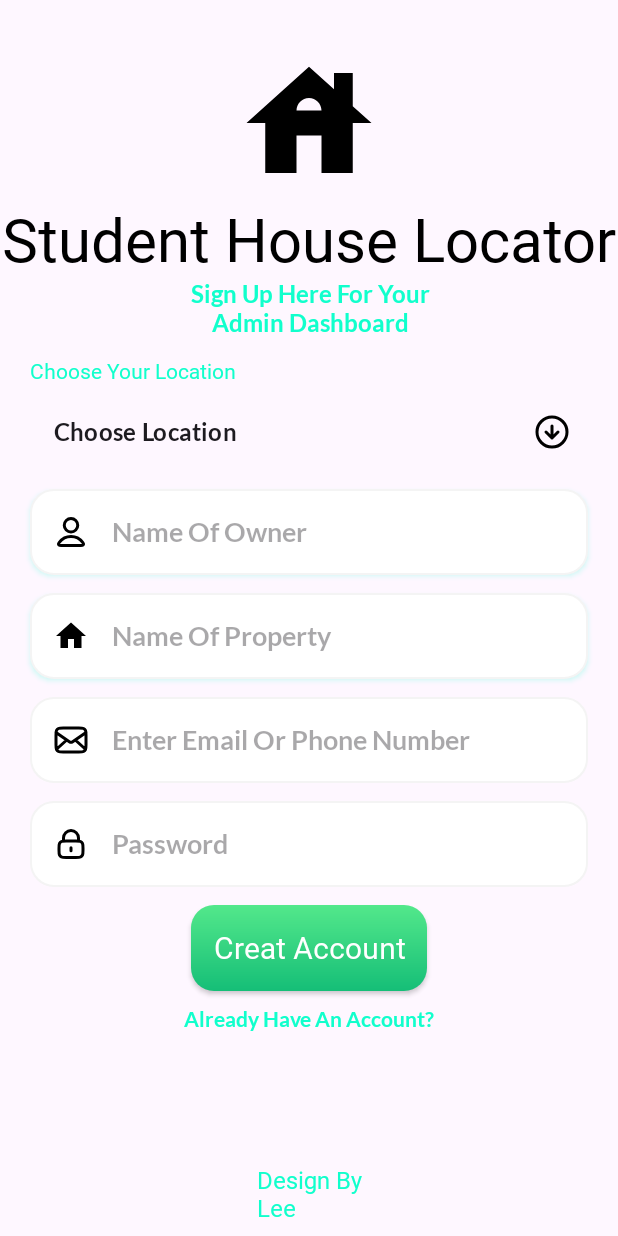
After one commit to leemutai/AdminHostelFinder, an Android app: the SignUpActivity screen opened directly, with no data from a screen before it, on a phone screen of 412 x 824 dp. The commit adds this screen. Run offline under Robolectric (Android 15) with nearby library versions, the phone set to English and light mode, and no system bars.

Commit message:
updated loogin and signu[ avivities

```diff
--- a/app/build.gradle.kts
+++ b/app/build.gradle.kts
@@ -33,6 +33,9 @@ android {
     kotlinOptions {
         jvmTarget = "17"
     }
+    buildFeatures{
+        viewBinding = true
+    }
 }
 
 dependencies {
--- a/app/src/main/AndroidManifest.xml
+++ b/app/src/main/AndroidManifest.xml
@@ -13,6 +13,9 @@
         android:theme="@style/Theme.AdminHostel_Locator"
         tools:targetApi="31">
         <activity
+            android:name=".SignUpActivity"
+            android:exported="false" />
+        <activity
             android:name=".LoginActivity"
             android:exported="true">
             <intent-filter>
@@ -26,9 +29,7 @@
             android:exported="false" />
         <activity
             android:name=".MainActivity"
-            android:exported="true">
-
-        </activity>
+            android:exported="true"></activity>
     </application>
 
 </manifest>
--- a/app/src/main/java/com/example/adminhostel_locator/LoginActivity.kt
+++ b/app/src/main/java/com/example/adminhostel_locator/LoginActivity.kt
@@ -1,11 +1,24 @@
 package com.example.adminhostel_locator
 
+import android.content.Intent
 import androidx.appcompat.app.AppCompatActivity
 import android.os.Bundle
+import com.example.adminhostel_locator.databinding.ActivityLoginBinding
 
 class LoginActivity : AppCompatActivity() {
+    private val binding:ActivityLoginBinding by lazy {
+        ActivityLoginBinding.inflate(layoutInflater)
+    }
     override fun onCreate(savedInstanceState: Bundle?) {
         super.onCreate(savedInstanceState)
-        setContentView(R.layout.activity_login)
+        setContentView(binding.root)
+        binding.loginButton.setOnClickListener {
+            val intent = Intent(this,MainActivity::class.java)
+            startActivity(intent)
+        }
+        binding.dontHaveButton.setOnClickListener {
+            val intent = Intent(this,SignUpActivity::class.java)
+            startActivity(intent)
+        }
     }
 }
--- /dev/null
+++ b/app/src/main/java/com/example/adminhostel_locator/SignUpActivity.kt
@@ -0,0 +1,32 @@
+package com.example.adminhostel_locator
+
+import android.content.Intent
+import androidx.appcompat.app.AppCompatActivity
+import android.os.Bundle
+import android.widget.ArrayAdapter
+import com.example.adminhostel_locator.databinding.ActivitySignUpBinding
+
+class SignUpActivity : AppCompatActivity() {
+    private val binding: ActivitySignUpBinding by lazy {
+        ActivitySignUpBinding.inflate(layoutInflater)
+    }
+    override fun onCreate(savedInstanceState: Bundle?) {
+        super.onCreate(savedInstanceState)
+        setContentView(binding.root)
+        binding.createUserButton.setOnClickListener {
+            val intent = Intent(this,LoginActivity::class.java)
+            startActivity(intent)
+        }
+        binding.alreadyHaveAccountButton.setOnClickListener {
+            val intent = Intent(this,LoginActivity::class.java)
+            startActivity(intent)
+        }
+
+        val locationList = arrayOf("Rongai","Rosters","Gataka","Kasarani")
+
+        val adapter = ArrayAdapter(this,android.R.layout.simple_list_item_1,locationList)
+        val autoCompleteTextView = binding.listOfLocation
+        autoCompleteTextView.setAdapter(adapter)
+
+    }
+}
--- /dev/null
+++ b/app/src/main/res/layout/activity_sign_up.xml
@@ -0,0 +1,192 @@
+<?xml version="1.0" encoding="utf-8"?>
+<androidx.constraintlayout.widget.ConstraintLayout
+    xmlns:android="http://schemas.android.com/apk/res/android"
+    xmlns:app="http://schemas.android.com/apk/res-auto"
+    xmlns:tools="http://schemas.android.com/tools"
+    android:layout_width="match_parent"
+    android:layout_height="match_parent"
+    tools:context=".SignUpActivity">
+
+    <ImageView
+        android:id="@+id/imageView"
+        android:layout_width="100dp"
+        android:layout_height="100dp"
+        android:layout_marginTop="32dp"
+        android:src="@drawable/house_logo"
+        app:layout_constraintEnd_toEndOf="parent"
+        app:layout_constraintStart_toStartOf="parent"
+        app:layout_constraintTop_toTopOf="parent" />
+
+    <TextView
+        android:id="@+id/textView4"
+        android:layout_width="wrap_content"
+        android:layout_height="wrap_content"
+        android:fontFamily="@font/yeon_sung"
+        android:text="Student House Locator"
+        android:textColor="@color/black"
+        android:textSize="40sp"
+        app:layout_constraintEnd_toEndOf="parent"
+        app:layout_constraintStart_toStartOf="parent"
+        app:layout_constraintTop_toBottomOf="@+id/imageView" />
+
+    <TextView
+        android:id="@+id/textView5"
+        android:layout_width="wrap_content"
+        android:layout_height="wrap_content"
+        android:fontFamily="@font/lato_bold"
+        android:text="Sign Up Here For Your\nAdmin Dashboard"
+        android:textAlignment="center"
+        android:textColor="@color/textColor"
+        android:textSize="16sp"
+        app:layout_constraintEnd_toEndOf="@+id/textView4"
+        app:layout_constraintStart_toStartOf="@+id/textView4"
+        app:layout_constraintTop_toBottomOf="@+id/textView4" />
+
+    <TextView
+        android:layout_width="wrap_content"
+        android:layout_height="wrap_content"
+        android:fontFamily="@font/yeon_sung"
+        android:text="Choose Your Location"
+        android:textColor="@color/textColor"
+        app:layout_constraintBottom_toTopOf="@+id/textInputLayout"
+        app:layout_constraintStart_toStartOf="@+id/textInputLayout"
+        app:layout_editor_absoluteY="234dp" />
+
+    <com.google.android.material.textfield.TextInputLayout
+        android:id="@+id/textInputLayout"
+        style="@style/Widget.MaterialComponents.TextInputLayout.OutlinedBox.Dense.ExposedDropdownMenu"
+        android:layout_width="match_parent"
+        android:layout_height="57dp"
+        android:layout_marginLeft="20dp"
+        android:layout_marginTop="32dp"
+        android:layout_marginRight="20dp"
+        app:boxStrokeWidth="0dp"
+        app:boxStrokeWidthFocused="0dp"
+        app:endIconDrawable="@drawable/arrow_down"
+        app:endIconTint="@color/black"
+        app:layout_constraintEnd_toEndOf="parent"
+        app:layout_constraintStart_toStartOf="parent"
+        app:layout_constraintTop_toBottomOf="@+id/textView5">
+
+        <AutoCompleteTextView
+            android:id="@+id/listOfLocation"
+            android:layout_width="match_parent"
+            android:layout_height="match_parent"
+            android:fontFamily="@font/lato_bold"
+            android:inputType="none"
+            android:text="Choose Location" />
+    </com.google.android.material.textfield.TextInputLayout>
+
+    <EditText
+        android:id="@+id/name"
+        android:layout_width="0dp"
+        android:layout_height="57dp"
+        android:layout_marginTop="12dp"
+        android:background="@drawable/edittextshape"
+        android:drawableLeft="@drawable/user"
+        android:drawablePadding="15dp"
+        android:elevation="2dp"
+        android:fontFamily="@font/lato_bold"
+        android:hint="Name Of Owner"
+        android:inputType="textEmailAddress"
+        android:outlineSpotShadowColor="@color/textColor"
+        android:paddingLeft="15dp"
+        app:layout_constraintEnd_toEndOf="@+id/textInputLayout"
+        app:layout_constraintStart_toStartOf="@+id/textInputLayout"
+        app:layout_constraintTop_toBottomOf="@+id/textInputLayout" />
+
+    <EditText
+        android:id="@+id/restaurantName"
+        android:layout_width="match_parent"
+        android:layout_height="57dp"
+        android:layout_marginLeft="20dp"
+        android:layout_marginTop="12dp"
+        android:layout_marginRight="20dp"
+        android:background="@drawable/edittextshape"
+        android:drawableLeft="@drawable/home"
+        android:drawablePadding="15dp"
+        android:elevation="2dp"
+        android:fontFamily="@font/lato_bold"
+        android:hint="Name Of Property"
+        android:inputType="textEmailAddress"
+        android:outlineSpotShadowColor="@color/textColor"
+        android:paddingLeft="15dp"
+        app:layout_constraintEnd_toEndOf="parent"
+        app:layout_constraintHorizontal_bias="0.4"
+        app:layout_constraintStart_toStartOf="parent"
+        app:layout_constraintTop_toBottomOf="@+id/name" />
+
+    <EditText
+        android:id="@+id/emailOrPhone"
+        android:layout_width="0dp"
+        android:layout_height="57dp"
+        android:layout_marginTop="12dp"
+        android:background="@drawable/edittextshape"
+        android:drawableLeft="@drawable/mail"
+        android:drawablePadding="15dp"
+        android:fontFamily="@font/lato_bold"
+        android:hint="Enter Email Or Phone Number"
+        android:outlineSpotShadowColor="@color/textColor"
+        android:paddingLeft="15dp"
+        android:textColor="@color/textColor"
+        app:layout_constraintEnd_toEndOf="@+id/restaurantName"
+        app:layout_constraintStart_toStartOf="@+id/restaurantName"
+        app:layout_constraintTop_toBottomOf="@+id/restaurantName" />
+
+    <EditText
+        android:id="@+id/password"
+        android:layout_width="0dp"
+        android:layout_height="57dp"
+        android:layout_marginTop="12dp"
+        android:background="@drawable/edittextshape"
+        android:drawableLeft="@drawable/lock"
+        android:drawablePadding="15dp"
+        android:fontFamily="@font/lato_bold"
+        android:hint="Password"
+        android:paddingLeft="15dp"
+        app:layout_constraintEnd_toEndOf="@+id/emailOrPhone"
+        app:layout_constraintStart_toStartOf="@+id/emailOrPhone"
+        app:layout_constraintTop_toBottomOf="@+id/emailOrPhone" />
+
+
+    <androidx.appcompat.widget.AppCompatButton
+        android:id="@+id/createUserButton"
+        android:layout_width="157dp"
+        android:layout_height="57dp"
+        android:layout_marginTop="12dp"
+        android:background="@drawable/greenbuttonshape"
+        android:fontFamily="@font/yeon_sung"
+        android:text="Creat Account"
+        android:textAllCaps="false"
+        android:textColor="@color/white"
+        android:textSize="20sp"
+        app:layout_constraintEnd_toEndOf="@+id/password"
+        app:layout_constraintStart_toStartOf="@+id/password"
+        app:layout_constraintTop_toBottomOf="@+id/password" />
+
+    <TextView
+        android:id="@+id/alreadyHaveAccountButton"
+        android:layout_width="wrap_content"
+        android:layout_height="wrap_content"
+        android:layout_marginTop="10dp"
+        android:fontFamily="@font/lato_bold"
+        android:text="Already Have An Account?"
+        android:textColor="@color/textColor"
+        app:layout_constraintEnd_toEndOf="@+id/createUserButton"
+        app:layout_constraintStart_toStartOf="@+id/createUserButton"
+        app:layout_constraintTop_toBottomOf="@+id/createUserButton" />
+
+    <TextView
+        android:id="@+id/textView3"
+        android:layout_width="wrap_content"
+        android:layout_height="wrap_content"
+        android:layout_marginBottom="8dp"
+        android:fontFamily="@font/yeon_sung"
+        android:text="Design By\nLee"
+        android:textColor="@color/textColor"
+        android:textSize="16sp"
+        app:layout_constraintBottom_toBottomOf="parent"
+        app:layout_constraintEnd_toEndOf="parent"
+        app:layout_constraintStart_toStartOf="parent" />
+
+</androidx.constraintlayout.widget.ConstraintLayout>
```
